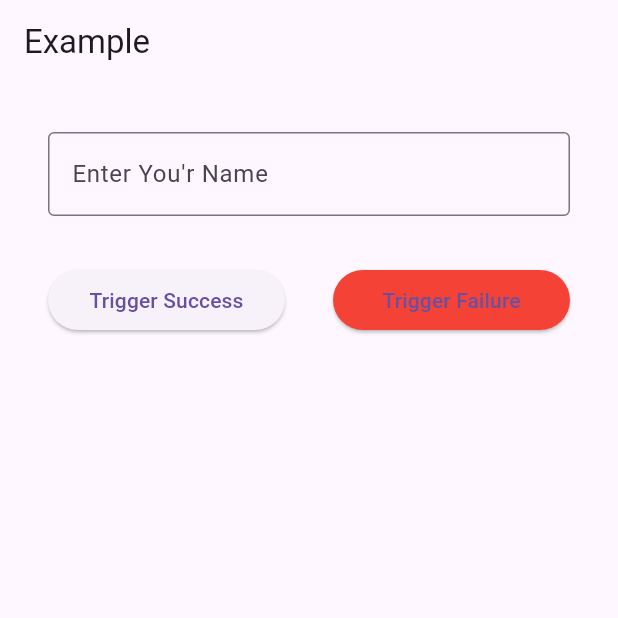
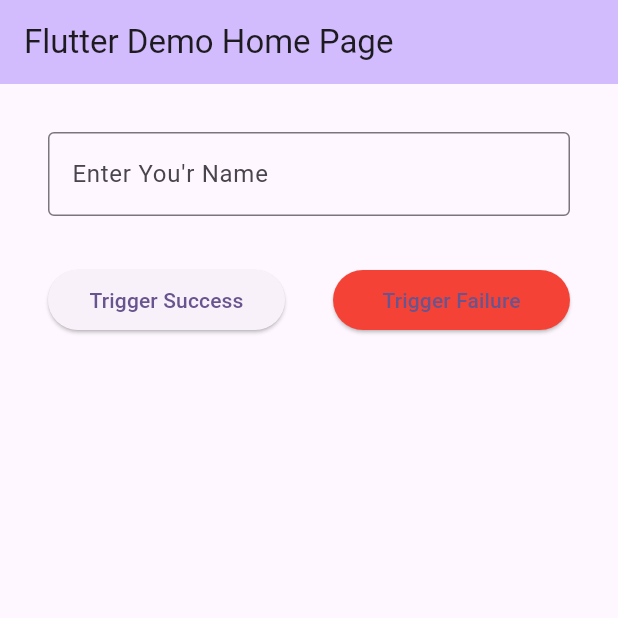
Before and after one commit to ihdatech/flutter_resultable, a Flutter app: the screen it shows after launch, on a phone screen of 412 x 824 dp, the top half of it. Run offline on Flutter 3.47's test engine with Material 3 defaults, Android fonts, the phone set to English and light mode, and no system bars; our stand-ins replace freezed_annotation.

Commit message:
chore!: update dependencies and SDK constraints

```diff
--- a/example/lib/main.dart
+++ b/example/lib/main.dart
@@ -34,22 +34,28 @@ class MyApp extends StatelessWidget {
 
   @override
   Widget build(BuildContext context) {
-    return const MaterialApp(
-      home: HomePage(),
+    return MaterialApp(
+      title: 'Flutter Demo',
+      theme: ThemeData(
+        colorScheme: ColorScheme.fromSeed(seedColor: Colors.deepPurple),
+      ),
+      home: const MyHomePage(title: 'Flutter Demo Home Page'),
     );
   }
 }
 
 /// A UI page that demonstrates how to use [Result] to handle asynchronous
 /// operations that may fail or succeed.
-class HomePage extends StatefulWidget {
-  const HomePage({super.key});
+class MyHomePage extends StatefulWidget {
+  const MyHomePage({super.key, required this.title});
+
+  final String title;
 
   @override
-  State<HomePage> createState() => _HomePageState();
+  State<MyHomePage> createState() => _MyHomePageState();
 }
 
-class _HomePageState extends State<HomePage> {
+class _MyHomePageState extends State<MyHomePage> {
   final TextEditingController _nameController = TextEditingController();
   final UserRepository _repository = UserRepository();
 
@@ -93,7 +99,10 @@ class _HomePageState extends State<HomePage> {
   @override
   Widget build(BuildContext context) {
     return Scaffold(
-      appBar: AppBar(title: const Text('Example')),
+      appBar: AppBar(
+        backgroundColor: Theme.of(context).colorScheme.inversePrimary,
+        title: Text(widget.title),
+      ),
       body: SingleChildScrollView(
         padding: const EdgeInsets.all(32),
         child: Stack(
--- a/example/pubspec.yaml
+++ b/example/pubspec.yaml
@@ -5,8 +5,7 @@ publish_to: 'none'
 version: 1.0.0+1
 
 environment:
-  sdk: ^3.7.2
-  flutter: ">=1.17.0"
+  sdk: ^3.8.1
 
 dependencies:
   flutter:
@@ -19,7 +18,7 @@ dev_dependencies:
   flutter_test:
     sdk: flutter
 
-  flutter_lints: ^5.0.0
+  flutter_lints: ^6.0.0
 
 flutter:
   uses-material-design: true
```
Also changed, not shown: pubspec.yaml (+5 -5 lines), example/pubspec.lock, 7 other files.
